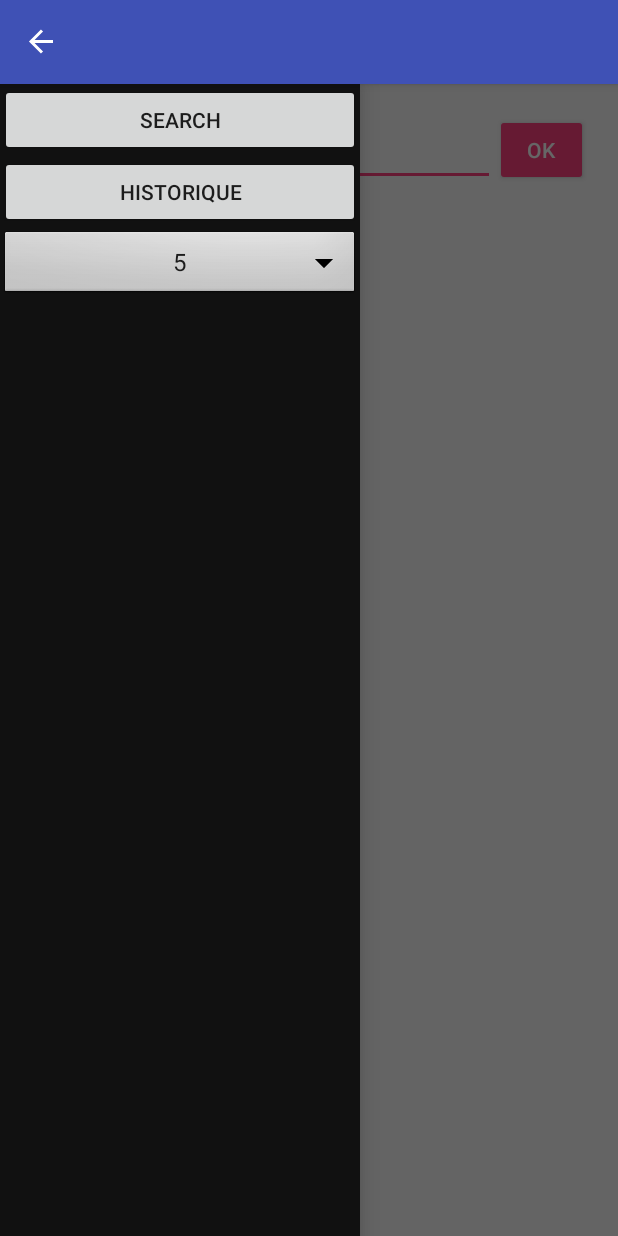
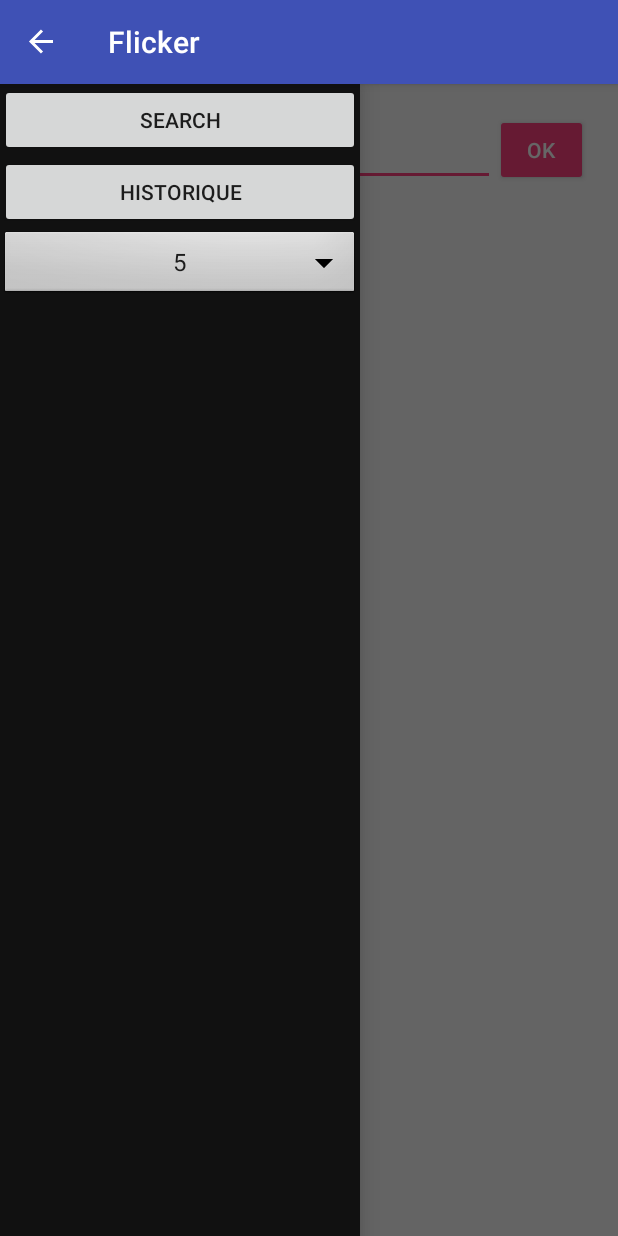
Before and after one commit to FatimaPereira/Flicker, an Android app: the screen it shows after launch (MainActivity), after a tap on "Nav", on a phone screen of 412 x 824 dp. Run offline under Robolectric (Android 15) with nearby library versions, the phone set to English and light mode, and no system bars; our stand-ins replace ButterKnife, Picasso; pictures from the network do not load; 2 statements that could not run were skipped.

```diff
--- a/app/src/main/java/com/pereira/fatima/flicker/MainActivity.java
+++ b/app/src/main/java/com/pereira/fatima/flicker/MainActivity.java
@@ -5,12 +5,11 @@ import android.content.Context;
 import android.content.Intent;
 import android.content.ServiceConnection;
 import android.content.res.Configuration;
+import android.os.Bundle;
 import android.os.IBinder;
 import android.support.v4.widget.DrawerLayout;
-import android.support.v7.app.ActionBar;
 import android.support.v7.app.ActionBarDrawerToggle;
 import android.support.v7.app.AppCompatActivity;
-import android.os.Bundle;
 import android.view.MenuItem;
 import android.view.View;
 import android.widget.AdapterView;
@@ -19,10 +18,9 @@ import android.widget.Button;
 import android.widget.EditText;
 import android.widget.ListView;
 import android.widget.Spinner;
-import android.widget.TextView;
 
+import com.pereira.fatima.flicker.service.FlickerResponseListener;
 import com.pereira.fatima.flicker.service.FlickerService;
-import com.pereira.fatima.flicker.service.FlickerResponseListener;
 
 import java.util.ArrayList;
 import java.util.List;
@@ -30,9 +28,6 @@ import java.util.List;
 import butterknife.BindView;
 import butterknife.ButterKnife;
 import butterknife.OnClick;
-import butterknife.OnItemClick;
-
-import static android.R.attr.button;
 
 public class MainActivity extends AppCompatActivity implements FlickerResponseListener {
 
@@ -65,30 +60,15 @@ public class MainActivity extends AppCompatActivity implements FlickerResponseLi
                 this,
                 drawerLayout,
                 R.string.drawer_open,
-                R.string.drawer_close) {
-
-            /** Called when a drawer has settled in a completely closed state. */
-            public void onDrawerClosed(View view) {
-                super.onDrawerClosed(view);
-                getSupportActionBar().setTitle(titleNav);
-                invalidateOptionsMenu(); // creates call to onPrepareOptionsMenu()
-            }
-
-            /** Called when a drawer has settled in a completely open state. */
-            public void onDrawerOpened(View drawerView) {
-                super.onDrawerOpened(drawerView);
-                getSupportActionBar().setTitle(titleNavDrawer);
-                invalidateOptionsMenu(); // creates call to onPrepareOptionsMenu()
-            }
-        };
+                R.string.drawer_close) ;
 
         // Set the drawer toggle as the DrawerListener
-        drawerLayout.setDrawerListener(actionBarDrawerToggle);
+        drawerLayout.addDrawerListener(actionBarDrawerToggle);
         getSupportActionBar().setDisplayHomeAsUpEnabled(true);
         getSupportActionBar().setHomeButtonEnabled(true);
 
 
-
+        //***** SPINNER ********************
         ArrayAdapter<CharSequence> adapter = ArrayAdapter.createFromResource(
                 this,
         R.array.number_array, android.R.layout.simple_spinner_item);
@@ -194,7 +174,7 @@ public class MainActivity extends AppCompatActivity implements FlickerResponseLi
 
 
 
-     //***************************************************
+    //***************************************************
     //            NAV TOGGLE
     //***************************************************
     @Override
--- a/app/src/main/res/layout/activity_main.xml
+++ b/app/src/main/res/layout/activity_main.xml
@@ -6,6 +6,7 @@
     android:layout_width="match_parent"
     android:layout_height="match_parent">
 
+    <!--************** APPLICATION ****************-->
     <LinearLayout
         android:id="@+id/activity_main"
         android:layout_width="match_parent"
@@ -16,7 +17,7 @@
         android:paddingRight="10dp"
         android:paddingTop="10dp">
 
-        <!--************** APPLICATION ****************-->
+
         <LinearLayout
             android:layout_width="match_parent"
             android:layout_height="wrap_content"
@@ -54,9 +55,6 @@
          android:orientation="vertical"
          android:layout_height="match_parent"
          android:layout_gravity="start"
-         android:choiceMode="singleChoice"
-         android:divider="@android:color/transparent"
-         android:dividerHeight="0dp"
          android:background="#111">
 
          <Button
@@ -73,12 +71,12 @@
 
          <Spinner
              android:id="@+id/nav_spinner"
-             android:layout_width="fill_parent"
+             android:layout_width="match_parent"
              android:layout_height="wrap_content"
              android:textAlignment="center"
              android:paddingLeft="50dp"
              android:background="@android:drawable/btn_dropdown"
-             android:text="Spinner"/>
+             />
 
      </LinearLayout>
 
```
